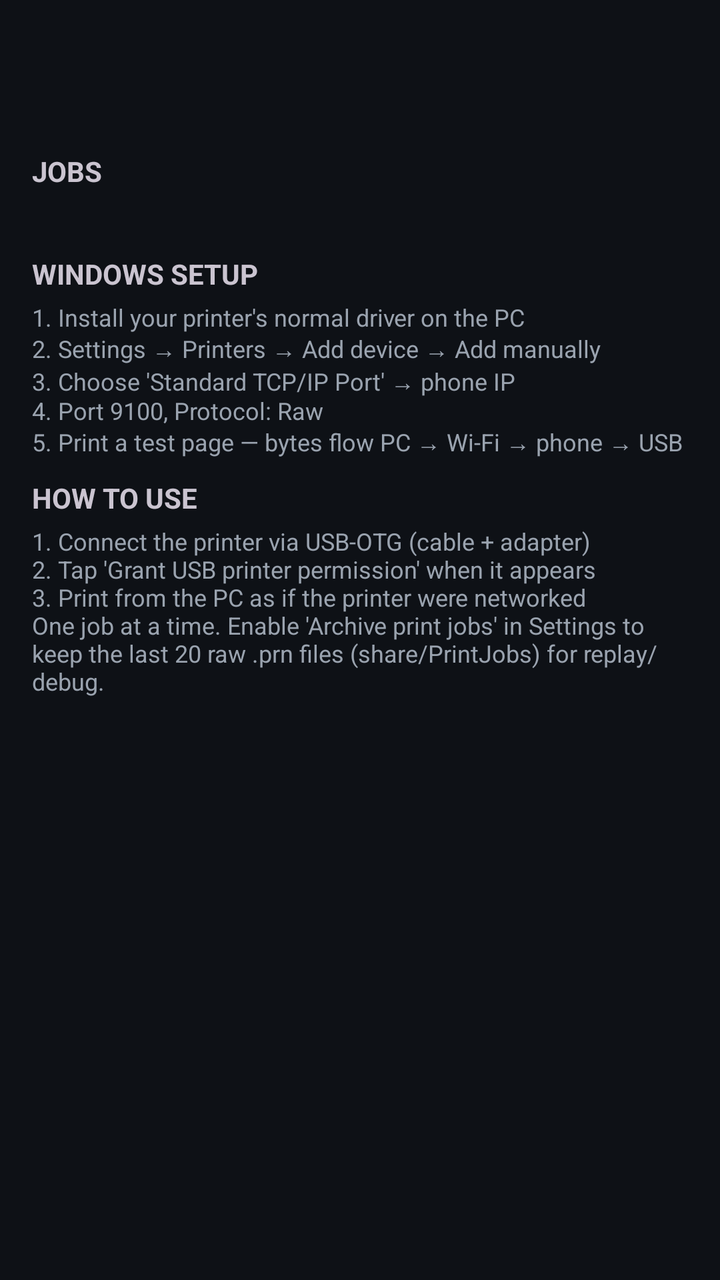
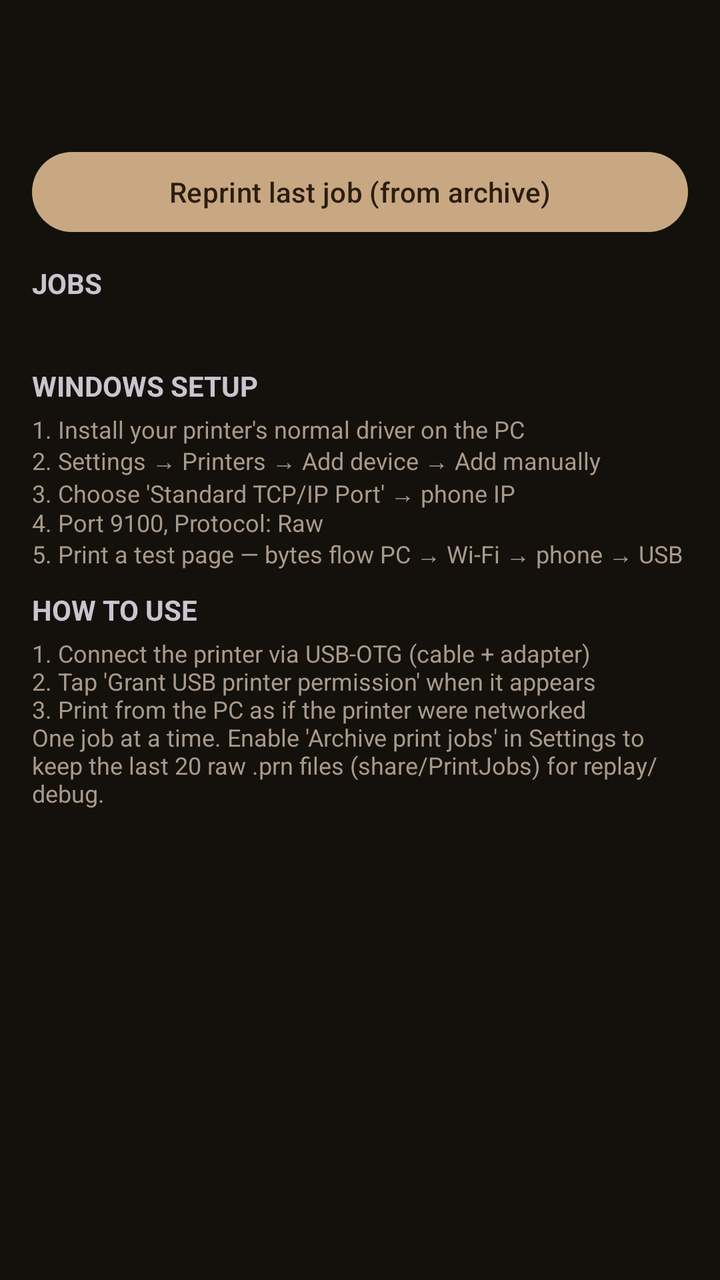

Screens rendered from an Android XML layout before and after an edit, with the pre-edit source and the edit as a unified diff.
<!-- AndroidManifest.xml: application theme Theme.App -->
<!-- res/layout/activity_print.xml -->
<?xml version="1.0" encoding="utf-8"?>
<ScrollView xmlns:android="http://schemas.android.com/apk/res/android"
    android:layout_width="match_parent"
    android:layout_height="match_parent">

    <LinearLayout
        android:layout_width="match_parent"
        android:layout_height="wrap_content"
        android:orientation="vertical"
        android:padding="16dp">

        <TextView
            android:id="@+id/textPrintStatus"
            android:layout_width="match_parent"
            android:layout_height="wrap_content"
            android:textSize="14sp"
            android:fontFamily="monospace"/>

        <TextView
            android:id="@+id/textPrinterInfo"
            android:layout_width="match_parent"
            android:layout_height="wrap_content"
            android:layout_marginTop="10dp"
            android:textSize="14sp"/>

        <Button
            android:id="@+id/buttonUsbPerm"
            android:layout_width="match_parent"
            android:layout_height="wrap_content"
            android:layout_marginTop="6dp"
            android:visibility="gone"
            android:text="Grant USB printer permission"/>

        <TextView
            android:layout_width="match_parent"
            android:layout_height="wrap_content"
            android:layout_marginTop="12dp"
            android:text="JOBS"
            android:textStyle="bold"/>

        <TextView
            android:id="@+id/textPrintJobs"
            android:layout_width="match_parent"
            android:layout_height="wrap_content"
            android:layout_marginTop="4dp"
            android:textSize="12sp"
            android:fontFamily="monospace"/>

        <TextView
            android:layout_width="match_parent"
            android:layout_height="wrap_content"
            android:layout_marginTop="12dp"
            android:text="WINDOWS SETUP"
            android:textStyle="bold"/>

        <TextView
            android:layout_width="match_parent"
            android:layout_height="wrap_content"
            android:layout_marginTop="4dp"
            android:textSize="12sp"
            android:text="1. Install your printer's normal driver on the PC\n2. Settings → Printers → Add device → Add manually\n3. Choose 'Standard TCP/IP Port' → phone IP\n4. Port 9100, Protocol: Raw\n5. Print a test page — bytes flow PC → Wi-Fi → phone → USB"
            android:textColor="?android:attr/textColorSecondary"/>

        <TextView
            android:layout_width="match_parent"
            android:layout_height="wrap_content"
            android:layout_marginTop="10dp"
            android:text="HOW TO USE"
            android:textStyle="bold"/>

        <TextView
            android:layout_width="match_parent"
            android:layout_height="wrap_content"
            android:layout_marginTop="4dp"
            android:textSize="12sp"
            android:text="1. Connect the printer via USB-OTG (cable + adapter)\n2. Tap 'Grant USB printer permission' when it appears\n3. Print from the PC as if the printer were networked\nOne job at a time. Enable 'Archive print jobs' in Settings to keep the last 20 raw .prn files (share/PrintJobs) for replay/debug."
            android:textColor="?android:attr/textColorSecondary"/>
    </LinearLayout>
</ScrollView>
<!-- resources referenced by this layout -->
<resources>
  <style name="Theme.App" parent="Theme.Material3.Dark.NoActionBar">
          <item name="android:colorBackground">#0E1116</item>
          <item name="colorSurface">#171C24</item>
          <item name="colorPrimary">#4CAF93</item>
          <item name="colorOnPrimary">#06231C</item>
          <item name="android:statusBarColor">#0E1116</item>
          <item name="android:navigationBarColor">#0E1116</item>
          <item name="android:textColorPrimary">#E6E9EE</item>
          <item name="android:textColorSecondary">#9AA3AF</item>
      </style>
</resources>

<!-- the commit's change to res/layout/activity_print.xml (unified diff, before → after) -->
@@ -30,6 +30,13 @@
             android:layout_marginTop="6dp"
             android:visibility="gone"
             android:text="Grant USB printer permission"/>
+
+        <Button
+            android:id="@+id/buttonReprint"
+            android:layout_width="match_parent"
+            android:layout_height="wrap_content"
+            android:layout_marginTop="8dp"
+            android:text="Reprint last job (from archive)"/>
 
         <TextView
             android:layout_width="match_parent"
<!-- resource entries referenced after the edit -->
@@ -1,14 +1,14 @@
 <!-- resources referenced by this layout -->
 <resources>
   <style name="Theme.App" parent="Theme.Material3.Dark.NoActionBar">
-          <item name="android:colorBackground">#0E1116</item>
-          <item name="colorSurface">#171C24</item>
-          <item name="colorPrimary">#4CAF93</item>
-          <item name="colorOnPrimary">#06231C</item>
-          <item name="android:statusBarColor">#0E1116</item>
-          <item name="android:navigationBarColor">#0E1116</item>
-          <item name="android:textColorPrimary">#E6E9EE</item>
-          <item name="android:textColorSecondary">#9AA3AF</item>
+          <item name="android:colorBackground">#14100C</item>
+          <item name="colorSurface">#1E1812</item>
+          <item name="colorPrimary">#C8A882</item>
+          <item name="colorOnPrimary">#2B1D10</item>
+          <item name="android:statusBarColor">#14100C</item>
+          <item name="android:navigationBarColor">#14100C</item>
+          <item name="android:textColorPrimary">#EFE7DC</item>
+          <item name="android:textColorSecondary">#A89A8A</item>
       </style>
 </resources>
 
